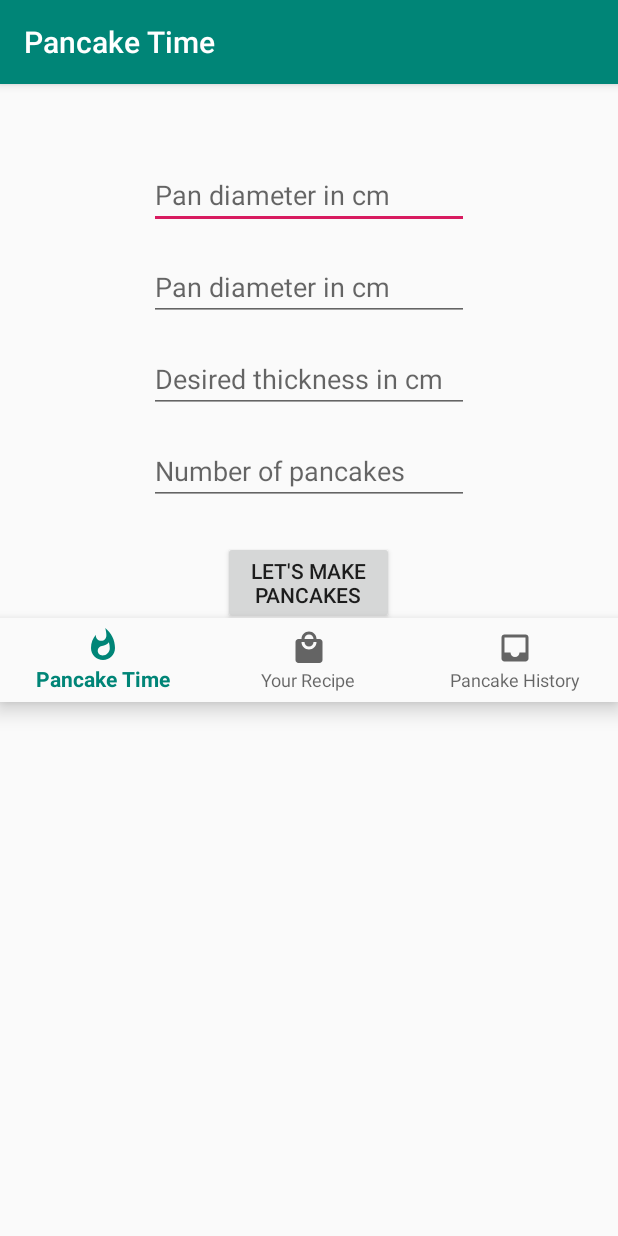
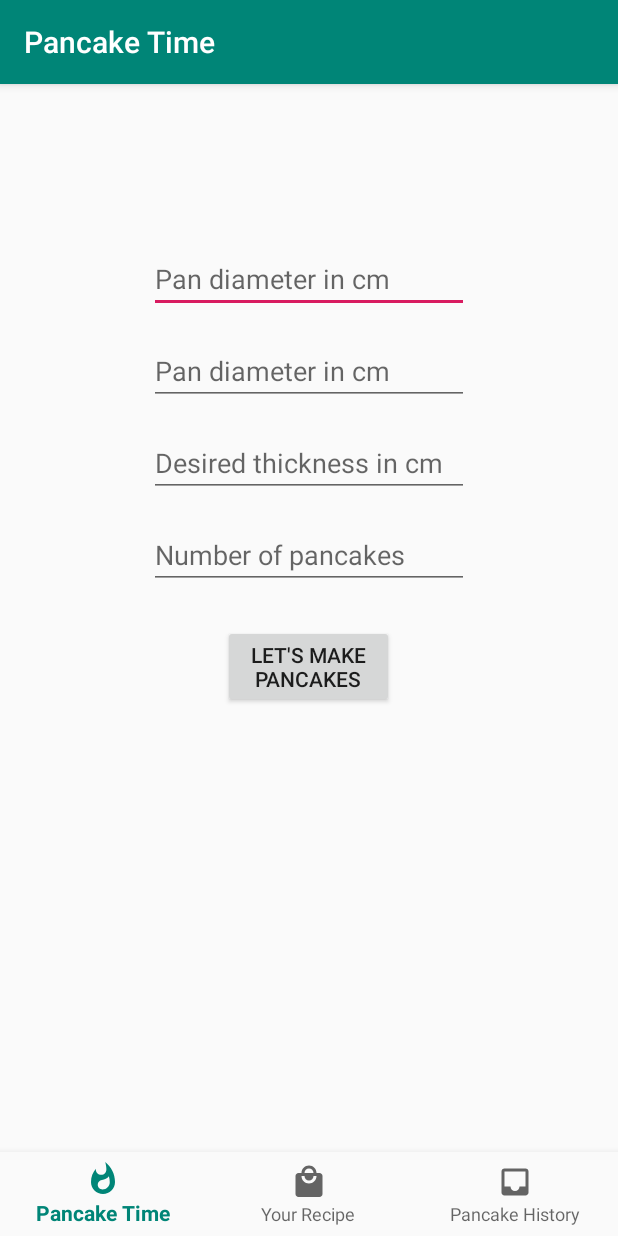
Before and after one commit to theothies/Perfect-Pancakes, an Android app: the screen it shows after launch (MainActivity), on a phone screen of 412 x 824 dp. Run offline under Robolectric (Android 15) with nearby library versions, the phone set to English and light mode, and no system bars; our stand-ins replace Room's generated code, navigation-ui.

Commit message:
Navigation Bar Fix

```diff
--- a/app/src/main/res/layout/activity_main.xml
+++ b/app/src/main/res/layout/activity_main.xml
@@ -3,7 +3,8 @@
     xmlns:app="http://schemas.android.com/apk/res-auto"
     android:id="@+id/container"
     android:layout_width="match_parent"
-    android:layout_height="match_parent">
+    android:layout_height="match_parent"
+    android:paddingTop="?attr/actionBarSize">
 
     <com.google.android.material.bottomnavigation.BottomNavigationView
         android:id="@+id/nav_view"
@@ -15,7 +16,6 @@
         app:layout_constraintBottom_toBottomOf="parent"
         app:layout_constraintLeft_toLeftOf="parent"
         app:layout_constraintRight_toRightOf="parent"
-        app:layout_constraintTop_toTopOf="parent"
         app:menu="@menu/bottom_nav_menu" />
 
     <fragment
```
